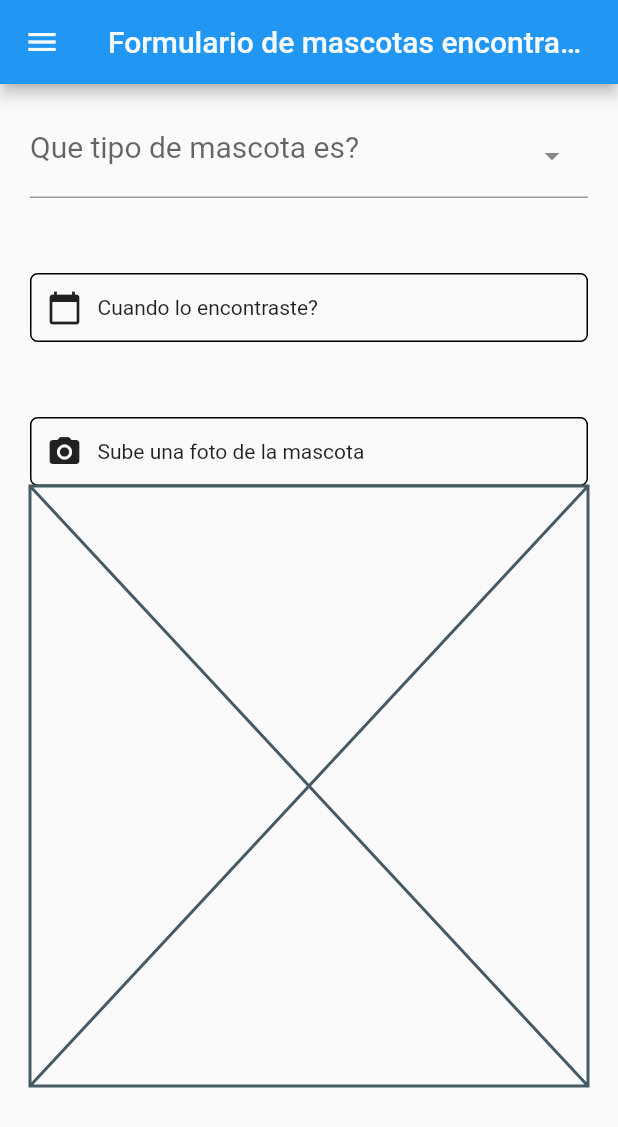
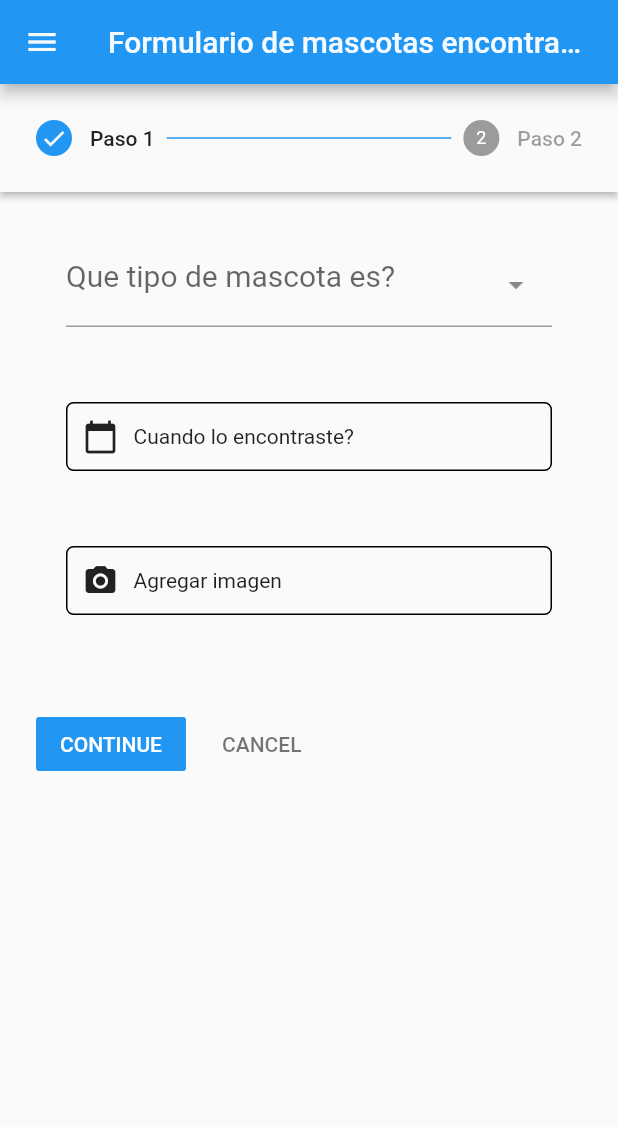
Before and after one commit to usaginotsuki/PetFinder, a Flutter app: the FoundForm screen opened directly, on a phone screen of 412 x 824 dp. Shown: the top 1127 px of the screen. Run offline on Flutter 3.47's test engine with Material 2 defaults, Android fonts, the phone set to English and light mode, and no system bars; drawn by our look-alikes of select_form_field; our stand-ins replace cloud_firestore, email_validator, firebase_auth, firebase_core, flutter_datetime_picker, flutter_signin_button and 7 more; missing offline and left inert: easy_image_viewer, phone_form_field; accounts and stored records are empty.

Commit message:
Multi form step created for found pet

```diff
--- a/lib/pages/lost_found_pets/found_form.page.dart
+++ b/lib/pages/lost_found_pets/found_form.page.dart
@@ -29,11 +29,12 @@ class _FoundFormState extends State<FoundForm> {
   bool dateSelected = false;
   DateTime date = DateTime.now();
   late File _image;
+  bool imageSelected = false;
+  int currentStep = 0;
 
   @override
   Widget build(BuildContext context) {
     final screenSize = MediaQuery.of(context);
-
     return Scaffold(
       key: _scaffoldKey,
       drawer: drawerMenu(context),
@@ -41,12 +42,52 @@ class _FoundFormState extends State<FoundForm> {
         title: const Text("Formulario de mascotas encontradas"),
         toolbarOpacity: 0.8,
       ),
-      body: SingleChildScrollView(
+      body: Stepper(
+        steps: getSteps(),
+        type: StepperType.horizontal,
+        currentStep: currentStep,
+        onStepTapped: (step) {
+          setState(() {
+            currentStep = step;
+          });
+        },
+        onStepContinue: () {
+          setState(() {
+            if (currentStep < getSteps().length - 1) {
+              currentStep = currentStep + 1;
+            } else {
+              currentStep = 0;
+            }
+          });
+        },
+        onStepCancel: () {
+          setState(() {
+            if (currentStep > 0) {
+              currentStep = currentStep - 1;
+            } else {
+              currentStep = 0;
+            }
+          });
+        },
+      ),
+    );
+  }
+
+  List<Step> getSteps() {
+    final screenSize = MediaQuery.of(context);
+
+    return [
+      Step(
+        state: currentStep >= 0 ? StepState.complete : StepState.disabled,
+        isActive: currentStep >= 0,
+        title: Text("Paso 1"),
+        content: SingleChildScrollView(
           child: Form(
             key: formKey,
             child: Center(
               child: Padding(
-              padding: const EdgeInsets.symmetric(horizontal: 20, vertical: 10),
+                padding:
+                    const EdgeInsets.symmetric(horizontal: 20, vertical: 0),
                 child: Column(
                   children: [
                     SelectFormField(
@@ -73,7 +114,8 @@ class _FoundFormState extends State<FoundForm> {
                                 children: [
                                   Text(
                                     'Fecha y hora de la publicacion: ',
-                                  style: TextStyle(fontWeight: FontWeight.bold),
+                                    style:
+                                        TextStyle(fontWeight: FontWeight.bold),
                                     textAlign: TextAlign.left,
                                   ),
                                   Row(
@@ -107,10 +149,10 @@ class _FoundFormState extends State<FoundForm> {
                       onTap: () {
                         DatePicker.showDateTimePicker(context,
                             showTitleActions: true,
-                          minTime:
-                              DateTime.now().subtract(const Duration(days: 3)),
-                          maxTime:
-                              DateTime.now().subtract(const Duration(days: 1)),
+                            minTime: DateTime.now()
+                                .subtract(const Duration(days: 3)),
+                            maxTime: DateTime.now()
+                                .subtract(const Duration(days: 1)),
                             onChanged: (date) {}, onConfirm: (date) {
                           if (date.millisecondsSinceEpoch >
                               DateTime.now().millisecondsSinceEpoch + 10) {
@@ -150,7 +192,9 @@ class _FoundFormState extends State<FoundForm> {
                           children: [
                             Icon(Icons.camera_alt),
                             SizedBox(width: 10),
-                          Text('Sube una foto de la mascota'),
+                            Text(imageSelected
+                                ? 'Cambiar imagen'
+                                : 'Agregar imagen'),
                           ],
                         ),
                       ),
@@ -164,15 +208,23 @@ class _FoundFormState extends State<FoundForm> {
                           setState(() {
                             _image = File(pickedFile.path);
                             dev.log(_image.path);
-
+                            imageSelected = true;
                           });
                         } else {
                           dev.log('No image selected.');
                         }
                       },
                     ),
+                    const Padding(padding: EdgeInsets.only(top: 30)),
                     Container(
-                    child: const Placeholder(),
+                      child: imageSelected
+                          ? Image.file(
+                              _image,
+                              width: screenSize.size.width * 0.8,
+                              height: screenSize.size.height * 0.4,
+                              fit: BoxFit.cover,
+                            )
+                          : Text(''),
                     )
                   ],
                 ),
@@ -180,6 +232,13 @@ class _FoundFormState extends State<FoundForm> {
             ),
           ),
         ),
-    );
+      ),
+      Step(
+        state: currentStep >= 1 ? StepState.complete : StepState.disabled,
+        title: Text("Paso 2"),
+        content: Text("Paso 2"),
+        isActive: currentStep >= 1,
+      ),
+    ];
   }
 }
```
Lines whose indentation alone changed are shown as unchanged.
